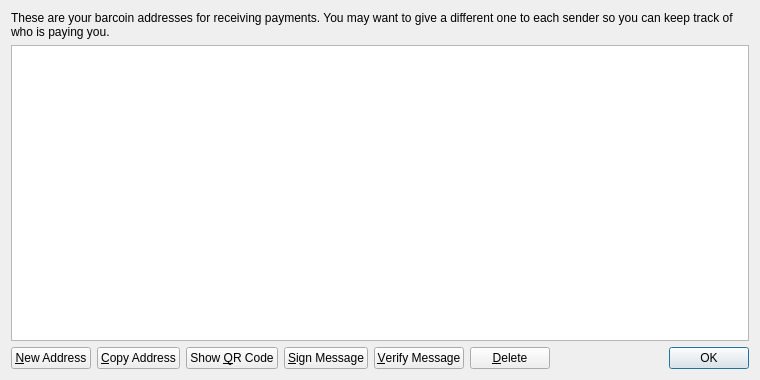
Above: src/qt/forms/addressbookpage.ui from teapartycoin/teapartycoin before the change. Below: the same form after it.
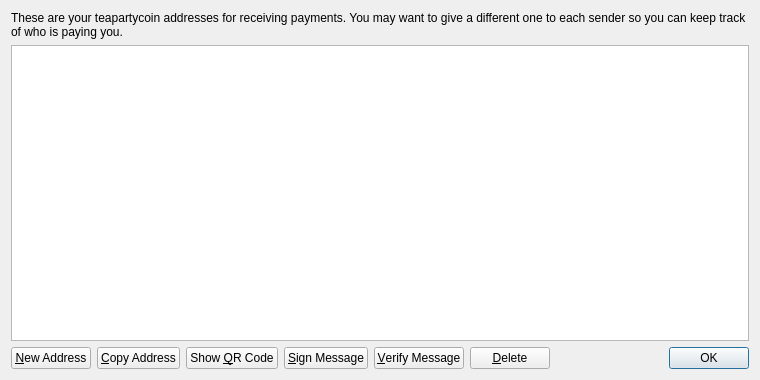
That is the form after the change. Icons and pictures are not drawn.

The edit to the form file:
```diff
--- a/src/qt/forms/addressbookpage.ui
+++ b/src/qt/forms/addressbookpage.ui
@@ -17,7 +17,7 @@
    <item>
     <widget class="QLabel" name="labelExplanation">
      <property name="text">
-      <string>These are your barcoin addresses for receiving payments. You may want to give a different one to each sender so you can keep track of who is paying you.</string>
+      <string>These are your teapartycoin addresses for receiving payments. You may want to give a different one to each sender so you can keep track of who is paying you.</string>
      </property>
      <property name="textFormat">
       <enum>Qt::PlainText</enum>
```
